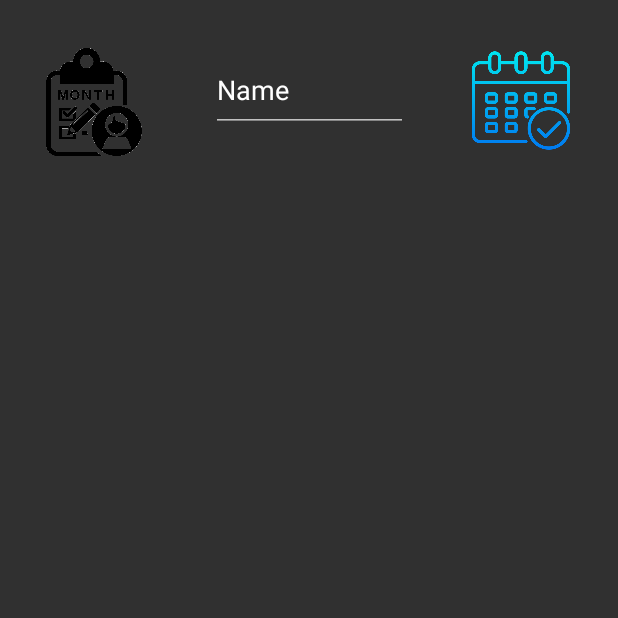
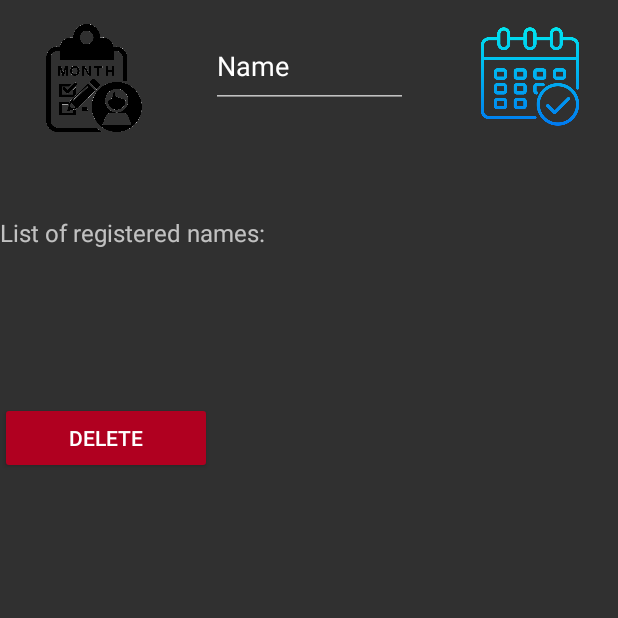
Before and after one commit to FilipKostic1999/App-for-company-workers, an Android app: the OwnerShowRecycleview screen opened directly, with no data from a screen before it, on a phone screen of 412 x 824 dp, the top half of it. Run offline under Robolectric (Android 15) with nearby library versions, the phone set to English and light mode, and no system bars; our stand-ins replace Firebase (no records; nobody signed in at launch, a user with empty details on screens opened directly).

Commit message:
Company App

```diff
--- /dev/null
+++ b/app/src/main/java/com/example/company_app/MyAdapterName.kt
@@ -0,0 +1,63 @@
+package com.example.company_app
+
+import android.view.LayoutInflater
+import android.view.View
+import android.view.ViewGroup
+import android.widget.TextView
+import androidx.recyclerview.widget.RecyclerView
+import java.text.FieldPosition
+
+class MyAdapterName(private val documentsList : ArrayList<username>) : RecyclerView.Adapter<MyAdapterName.MyViewHolder>() {
+
+
+
+
+
+
+    override fun onCreateViewHolder(parent: ViewGroup, viewType : Int) : MyAdapterName.MyViewHolder {
+        val itemView = LayoutInflater.from(parent.context).inflate(R.layout.list_itemname, parent, false)
+
+        return MyViewHolder(itemView)
+    }
+
+
+
+
+
+    override fun onBindViewHolder (holder: MyAdapterName.MyViewHolder, position: Int) {
+        val document : username = documentsList[position]
+        holder.name.text = document.name
+    }
+
+
+
+
+
+
+
+
+
+    override fun getItemCount(): Int {
+
+      return  documentsList.size
+
+    }
+
+
+
+
+
+
+    public class MyViewHolder(itemView: View) : RecyclerView.ViewHolder(itemView) {
+        val name : TextView = itemView.findViewById(R.id.tv_NameUser)
+    }
+
+
+
+
+
+
+
+
+
+}
--- a/app/src/main/java/com/example/company_app/OwnerShowRecycleview.kt
+++ b/app/src/main/java/com/example/company_app/OwnerShowRecycleview.kt
@@ -1,9 +1,11 @@
 package com.example.company_app
 
 import android.annotation.SuppressLint
+import android.content.Intent
 import androidx.appcompat.app.AppCompatActivity
 import android.os.Bundle
 import android.util.Log
+import android.widget.Button
 import android.widget.ImageView
 import android.widget.TextView
 import android.widget.Toast
@@ -26,10 +28,13 @@ class OwnerShowRecycleview : AppCompatActivity() {
     lateinit var calendarB : ImageView
     lateinit var nameDataSearch : TextView
     lateinit var totalOwnerHours : TextView
+    lateinit var deleteBtn : Button
 
 
 
     var calculator : Double = 0.0
+    var counter : Int = 0
+    var touches = 10
 
     var nameDataSearchText = ""
 
@@ -40,6 +45,14 @@ class OwnerShowRecycleview : AppCompatActivity() {
     private lateinit var recyclerView: RecyclerView
     private lateinit var listOfDocuments2 : ArrayList<objectData>
     private lateinit var myAdapter: MyAdapter
+
+
+    lateinit var names : username
+
+    private lateinit var recyclerViewNames: RecyclerView
+    private lateinit var listOfNames : ArrayList<username>
+    private lateinit var myAdapterNames: MyAdapterName
+
 
     @SuppressLint("SuspiciousIndentation")
     override fun onCreate(savedInstanceState: Bundle?) {
@@ -54,11 +67,18 @@ class OwnerShowRecycleview : AppCompatActivity() {
         recyclerView.setHasFixedSize(true)
 
 
+        recyclerViewNames = findViewById(R.id.recyclerViewOwnerNames)
+        recyclerViewNames.layoutManager = LinearLayoutManager(this)
+        recyclerViewNames.setHasFixedSize(true)
+
+
+
 
         monthB = findViewById(R.id.monthB)
         calendarB = findViewById(R.id.calendarB)
         nameDataSearch = findViewById(R.id.nameDataSearch)
         totalOwnerHours = findViewById(R.id.totalOwnerHours)
+        deleteBtn = findViewById(R.id.deleteBtn)
 
 
 
@@ -67,6 +87,10 @@ class OwnerShowRecycleview : AppCompatActivity() {
         myAdapter = MyAdapter(listOfDocuments2)
         recyclerView.adapter = myAdapter
 
+
+        listOfNames = arrayListOf()
+        myAdapterNames = MyAdapterName(listOfNames)
+        recyclerViewNames.adapter = myAdapterNames
 
 
 
@@ -87,7 +111,7 @@ class OwnerShowRecycleview : AppCompatActivity() {
 
 
 
-                database.collection("users").document("MgSwnd5aNsOoB7FHxUBm146pktp1")
+                database.collection("users").document("Main")
                     .collection("${nameDataSearchText} cronology").orderBy("order", Query.Direction.DESCENDING)
 
                     .addSnapshotListener { snapshot, e ->
@@ -101,6 +125,7 @@ class OwnerShowRecycleview : AppCompatActivity() {
                                     listOfDocuments2.add(objectDataItem2)
 
                                     calculator = calculator + objectDataItem2.hours
+
 
 
                                     totalOwnerHours.text = "Total hours in cronology $calculator"
@@ -133,11 +158,88 @@ class OwnerShowRecycleview : AppCompatActivity() {
         }
 
 
+
+
+
+
+
+
+
+
+            database.collection("users").document("Main")
+                .collection("Name collection")
+
+                .addSnapshotListener { snapshot, e ->
+                    if (snapshot != null) {
+                        for (document in snapshot.documents) {
+
+                            names = document.toObject()!!
+
+
+                            listOfNames.add(names)
+
+
+
+                            myAdapterNames.notifyDataSetChanged()
+
+
+
+
+
+                        }
+                    }
+                }
+
+
+
+
+
+
+
+        deleteBtn.setOnClickListener {
+
+
+
+            if (touches < 10) {
+
+                touches ++
+
+                Toast.makeText(this, "Touch 10 times", Toast.LENGTH_SHORT).show()
+
+            }
+
+
+
+            if (touches == 10) {
+
+                deleteItems()
+
+
+            }
+
+
+
+
+        }
+
+
+
+
+
+
+
+
+
+
+
+
+
         monthB.setOnClickListener {
 
 
             calculator = 0.0
             listOfDocuments2.clear()
+            myAdapter.notifyDataSetChanged()
 
             nameDataSearchText = nameDataSearch.text.toString()
 
@@ -145,8 +247,8 @@ class OwnerShowRecycleview : AppCompatActivity() {
 
 
 
-                database.collection("users").document("MgSwnd5aNsOoB7FHxUBm146pktp1")
-                    .collection("${nameDataSearchText}").orderBy("order", Query.Direction.DESCENDING)
+                database.collection("users").document("Main")
+                    .collection("${nameDataSearchText} Month").orderBy("order", Query.Direction.DESCENDING)
 
                     .addSnapshotListener { snapshot, e ->
                         if (snapshot != null) {
@@ -158,6 +260,7 @@ class OwnerShowRecycleview : AppCompatActivity() {
                                 listOfDocuments2.add(objectDataItem2)
 
                                 calculator = calculator + objectDataItem2.hours
+                                counter += objectDataItem2.preOrder
 
 
                                     totalOwnerHours.text = "Total hours this month $calculator"
@@ -185,4 +288,84 @@ class OwnerShowRecycleview : AppCompatActivity() {
 
 
     }
+
+
+
+
+
+
+
+
+
+
+
+
+    fun deleteItems() {
+
+
+
+        if (counter > 0) {
+
+            var numberSelector = 1
+
+            while (counter >= numberSelector) {
+
+
+                var path = nameDataSearch.text.toString()
+                var docNumberId : Int = numberSelector
+                var docNumberIdString = docNumberId.toString()
+
+
+
+
+
+
+                    database.collection("users").document("Main")
+                        .collection("$path Month").document(docNumberIdString).delete()
+
+
+                        .addOnCompleteListener {
+
+
+                            Log.d("!!!", "item saved")
+
+
+                        }
+
+
+
+
+
+
+                numberSelector ++
+
+
+
+            }
+
+
+            Toast.makeText(this, "Items deleted", Toast.LENGTH_SHORT).show()
+
+            val intent = Intent(this, OwnerShowRecycleview::class.java)
+            startActivity(intent)
+
+        }
+
+
+
+
+
+    }
+
+
+
+
+
+
+
+
+
+
+
+
 }
--- a/app/src/main/res/layout/activity_owner_show_recycleview.xml
+++ b/app/src/main/res/layout/activity_owner_show_recycleview.xml
@@ -8,9 +8,9 @@
 
     <androidx.recyclerview.widget.RecyclerView
         android:id="@+id/recycleviewOwner"
-        android:layout_width="413dp"
-        android:layout_height="535dp"
-        android:layout_marginTop="196dp"
+        android:layout_width="405dp"
+        android:layout_height="413dp"
+        android:layout_marginTop="316dp"
         app:layout_constraintEnd_toEndOf="parent"
         app:layout_constraintHorizontal_bias="0.0"
         app:layout_constraintStart_toStartOf="parent"
@@ -20,9 +20,9 @@
         android:id="@+id/calendarB"
         android:layout_width="97dp"
         android:layout_height="70dp"
-        android:layout_marginTop="32dp"
+        android:layout_marginTop="16dp"
         app:layout_constraintEnd_toEndOf="parent"
-        app:layout_constraintHorizontal_bias="0.949"
+        app:layout_constraintHorizontal_bias="0.968"
         app:layout_constraintStart_toStartOf="parent"
         app:layout_constraintTop_toTopOf="parent"
         app:srcCompat="@drawable/calendar" />
@@ -31,7 +31,7 @@
         android:id="@+id/monthB"
         android:layout_width="93dp"
         android:layout_height="72dp"
-        android:layout_marginTop="32dp"
+        android:layout_marginTop="16dp"
         app:layout_constraintEnd_toEndOf="parent"
         app:layout_constraintHorizontal_bias="0.05"
         app:layout_constraintStart_toStartOf="parent"
@@ -42,7 +42,7 @@
         android:id="@+id/nameDataSearch"
         android:layout_width="131dp"
         android:layout_height="56dp"
-        android:layout_marginTop="32dp"
+        android:layout_marginTop="16dp"
         android:ems="10"
         android:inputType="textPersonName"
         android:text="Name"
@@ -52,11 +52,46 @@
 
     <TextView
         android:id="@+id/totalOwnerHours"
-        android:layout_width="wrap_content"
-        android:layout_height="wrap_content"
-        android:layout_marginTop="140dp"
+        android:layout_width="189dp"
+        android:layout_height="64dp"
+        android:layout_marginTop="252dp"
         android:textSize="20dp"
         app:layout_constraintEnd_toEndOf="parent"
+        app:layout_constraintHorizontal_bias="0.887"
+        app:layout_constraintStart_toStartOf="parent"
+        app:layout_constraintTop_toTopOf="parent" />
+
+    <androidx.recyclerview.widget.RecyclerView
+        android:id="@+id/recyclerViewOwnerNames"
+        android:layout_width="215dp"
+        android:layout_height="101dp"
+        android:layout_marginTop="128dp"
+        app:layout_constraintEnd_toEndOf="parent"
+        app:layout_constraintHorizontal_bias="1.0"
+        app:layout_constraintStart_toStartOf="parent"
+        app:layout_constraintTop_toTopOf="parent" />
+
+    <TextView
+        android:id="@+id/textView13"
+        android:layout_width="185dp"
+        android:layout_height="43dp"
+        android:layout_marginTop="144dp"
+        android:text="List of registered names:"
+        android:textSize="16dp"
+        app:layout_constraintEnd_toEndOf="parent"
+        app:layout_constraintHorizontal_bias="0.0"
+        app:layout_constraintStart_toStartOf="parent"
+        app:layout_constraintTop_toTopOf="parent" />
+
+    <Button
+        android:id="@+id/deleteBtn"
+        android:layout_width="141dp"
+        android:layout_height="48dp"
+        android:layout_marginTop="268dp"
+        android:backgroundTint="@color/design_default_color_error"
+        android:text="Delete"
+        app:layout_constraintEnd_toEndOf="parent"
+        app:layout_constraintHorizontal_bias="0.0"
         app:layout_constraintStart_toStartOf="parent"
         app:layout_constraintTop_toTopOf="parent" />
 </androidx.constraintlayout.widget.ConstraintLayout>
```
Also changed, not shown: app/src/main/java/com/example/company_app/WorkerProfile.kt (+49 -66 lines), app/src/main/java/com/example/company_app/createUsername.kt (+116 -2 lines), app/src/main/res/layout/list_itemname.xml (added, +54 -0 lines).
